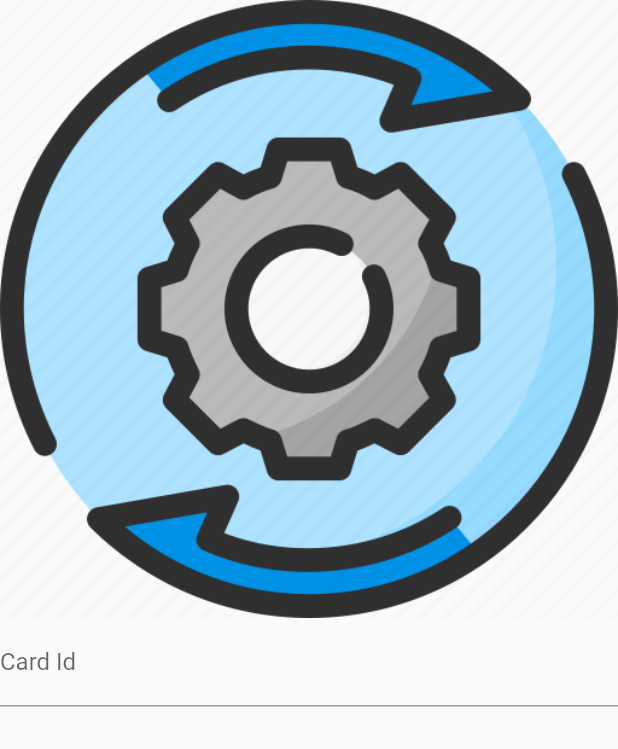
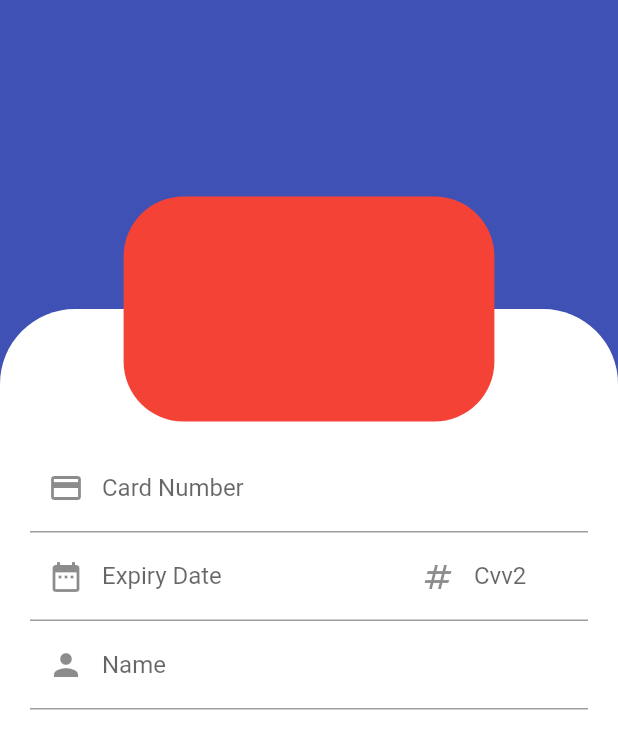
Before and after one commit to kondori-reza1990/project_flutter_G2, a Flutter app: the AddCard screen opened directly, on a phone screen of 412 x 824 dp. Shown: the top 749 px of the screen. Run offline on Flutter 3.47's test engine with Material 2 defaults, Android fonts, the phone set to English and light mode, and no system bars.

Commit message:
change code in 05-15-2022

```diff
--- a/lib/add_card.dart
+++ b/lib/add_card.dart
@@ -13,14 +13,79 @@ class AddCard extends StatefulWidget {
 class _AddCardState extends State<AddCard> {
   @override
   Widget build(BuildContext context) {
-    return SafeArea(
-      child: Column(
+    double h = MediaQuery.of(context).size.height;
+    double w = MediaQuery.of(context).size.width;
+    return Scaffold(
+      body: Stack(
         children: [
-          Image.asset("assets/images/update.png"),
-          TextField(
-            decoration: InputDecoration(
-              label: Text("Card Id")
+          Container(
+            color: Colors.indigo,
+          ),
+          Align(
+            alignment: Alignment.bottomCenter,
+            child: Container(
+              height: h * 3 / 4,
+              padding: EdgeInsets.fromLTRB(20, 90, 20, 20),
+              decoration: const BoxDecoration(
+                  color: Colors.white,
+                borderRadius: BorderRadius.vertical(
+                  top: Radius.circular(50)
+                )
+              ),
+              child: SingleChildScrollView(
+                child: Column(
+                  children: [
+                    TextField(
+                      decoration: InputDecoration(
+                        labelText: "Card Number",
+                        prefixIcon: Icon(Icons.credit_card),
+                      ),
+                    ),
+                    Row(
+                      mainAxisSize: MainAxisSize.min,
+                      children: [
+                        Expanded(
+                          flex: 2,
+                          child: TextField(
+                            decoration: InputDecoration(
+                              labelText: "Expiry Date",
+                              prefixIcon: Icon(Icons.date_range),
+                            ),
+                          ),
+                        ),
+                        Expanded(
+                            flex: 1,
+                            child: TextField(
+                              decoration: InputDecoration(
+                                labelText: "Cvv2",
+                                prefixIcon: Icon(Icons.numbers),
+                              ),
+                            )
+                        ),
+                      ],
+                    ),
+                    TextField(
+                      decoration: InputDecoration(
+                        labelText: "Name",
+                        prefixIcon: Icon(Icons.person),
+                      ),
+                    ),
+                  ],
+                ),
+              ),
             ),
+          ),
+          Positioned(
+            left: w / 5,
+              top: h / 4 - 75,
+              child: Container(
+                width: w * 3 / 5,
+                height: 150,
+                decoration: BoxDecoration(
+                    color: Colors.red,
+                    borderRadius: BorderRadius.circular(40)
+                ),
+              )
           )
         ],
       )
--- a/lib/main.dart
+++ b/lib/main.dart
@@ -1,6 +1,20 @@
+import 'package:demo_project/add_card.dart';
 import 'package:flutter/material.dart';
 
-void main() => runApp(const SecondPage());
+void main() => runApp(const MyApp());
+
+class MyApp extends StatelessWidget {
+  const MyApp({Key? key}) : super(key: key);
+
+  @override
+  Widget build(BuildContext context) {
+    return MaterialApp(
+      debugShowCheckedModeBanner: false,
+      home: SecondPage(),
+    );
+  }
+}
+
 
 class SecondPage extends StatefulWidget {
   const SecondPage({Key? key}) : super(key: key);
@@ -15,8 +29,7 @@ class _SecondPageState extends State<SecondPage> {
 
   @override
   Widget build(BuildContext context) {
-    return MaterialApp(
-      home: Scaffold(
+    return Scaffold(
       body: SafeArea(
         child: Column(
           children: [
@@ -34,7 +47,7 @@ class _SecondPageState extends State<SecondPage> {
             Expanded(
               child: Container(
                   margin: EdgeInsets.all(15),
-                      child: SingleChildScrollView(
+                  child: const SingleChildScrollView(
                     child: Text(
                       "The Flutter logo, in widget form. This widget respects the IconTheme. For guidelines on using the Flutter logo, visit https://flutter.dev/brand. See also: IconTheme, which provides ambient configuration for icons. Icon, for showing icons the Material design icon library. ImageIcon, for showing icons from AssetImages or other ImageProviders. The Flutter logo, in widget form. This widget respects the IconTheme. For guidelines on using the Flutter logo, visit https://flutter.dev/brand. See also: IconTheme, which provides ambient configuration for icons. Icon, for showing icons the Material design icon library. ImageIcon, for showing icons from AssetImages or other ImageProviders.",
                       style: TextStyle(fontSize: 20, color: Colors.grey),
@@ -42,12 +55,19 @@ class _SecondPageState extends State<SecondPage> {
                   )
               ),
             ),
-              ElevatedButton(onPressed: () {}, child: Text("Save"))
+            ElevatedButton(
+                onPressed: () {
+                  Navigator.push(
+                      context,
+                      MaterialPageRoute(
+                          builder: (context) => AddCard()
+                      )
+                  );
+                },
+                child: Text("Add Card"))
           ],
         ),
       ),
-      ),
-      debugShowCheckedModeBanner: false,
     );
   }
 }
```
Lines whose indentation alone changed are shown as unchanged.
